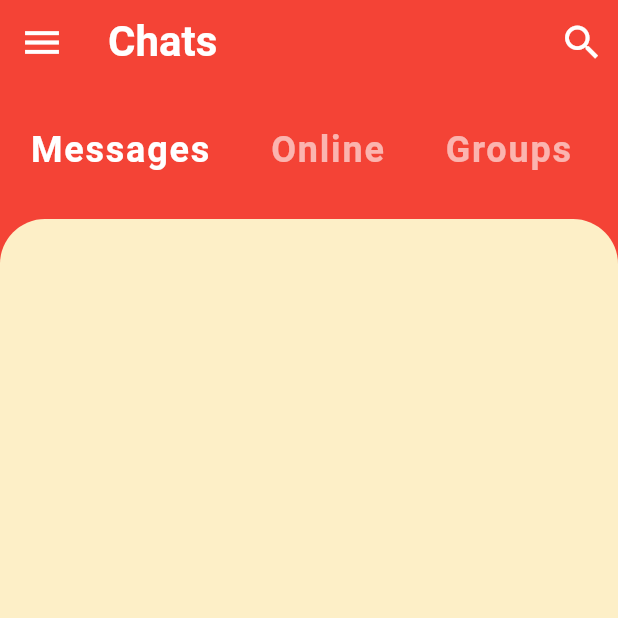
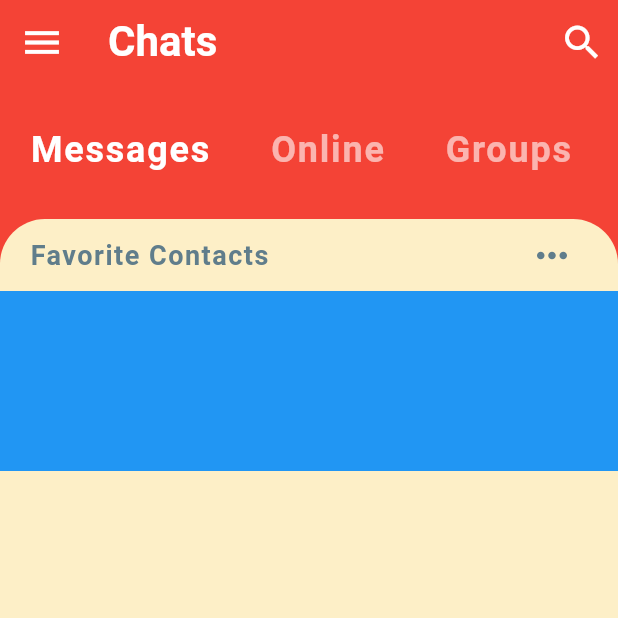
Before and after one commit to DulakshiAmarasooriya/Chat_UI, a Flutter app: the screen it shows after launch, on a phone screen of 412 x 824 dp, the top half of it. Run offline on Flutter 3.47's test engine with Material 2 defaults, Android fonts, the phone set to English and light mode, and no system bars.

Commit message:
Favorite Contacts Widget

```diff
--- a/lib/home_screen.dart
+++ b/lib/home_screen.dart
@@ -1,3 +1,4 @@
+import 'package:chat_ui/widgets/favorite_contacts.dart';
 import 'package:flutter/material.dart';
 
 import 'widgets/category_selector.dart';
@@ -47,7 +48,11 @@ class _HomeScreenState extends State<HomeScreen> {
                   topRight: Radius.circular(30.0),
                 ),
               ),
-
+              child: Column(
+                children: [
+                  FavoriteContacts(),
+                ],
+              ),
             ),
           ),
         ],
--- /dev/null
+++ b/lib/widgets/favorite_contacts.dart
@@ -0,0 +1,44 @@
+import 'dart:io';
+
+import 'package:flutter/material.dart';
+
+class FavoriteContacts extends StatelessWidget {
+  const FavoriteContacts({Key? key}) : super(key: key);
+
+  @override
+  Widget build(BuildContext context) {
+    return Column(
+      children: [
+        Padding(
+          padding: const EdgeInsets.symmetric(
+            horizontal: 20.0,
+          ),
+          child: Row(
+            mainAxisAlignment: MainAxisAlignment.spaceBetween,
+            children: [
+              Text(
+                'Favorite Contacts',
+                style: TextStyle(
+                  color: Colors.blueGrey,
+                  fontSize: 18.0,
+                  fontWeight: FontWeight.bold,
+                  letterSpacing: 1.0,
+                ),
+              ),
+              IconButton(
+                icon: Icon(Icons.more_horiz),
+                onPressed: () {},
+                iconSize: 30.0,
+                color: Colors.blueGrey,
+              ),
+            ],
+          ),
+        ),
+        Container(
+          height: 120.0,
+          color: Colors.blue,
+        )
+      ],
+    );
+  }
+}
```
Lines whose indentation alone changed are shown as unchanged.
